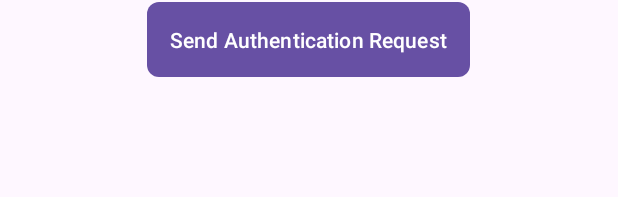
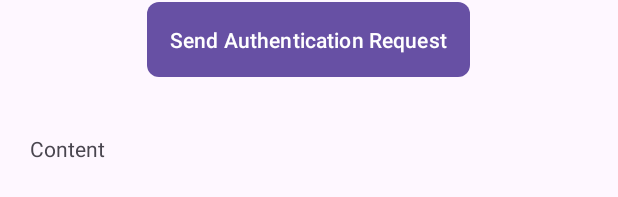
Before and after one commit to ZebraDevs/kotlin-identity-guardian-playground, an Android app: the layout user_authentication.xml on its own in the app's theme, with its tools: preview values and no code run, on a phone screen of 412 x 824 dp. Shown: the part 367-564 px from the top of the screen. Run offline under Robolectric (Android 15) with nearby library versions, the phone set to English and light mode, and no system bars.

Commit message:
A couple of fixes for authentication status API
* It doesn't work for events coming externally from our app, it only applies for requests launched by the same application, hence tweak a little bit the UI and logic

Signed-off-by: Calin Neamtu <nilac8991@gmail.com>

```diff
--- /dev/null
+++ b/app/src/main/res/anim/fade_in.xml
@@ -0,0 +1,6 @@
+<set xmlns:android="http://schemas.android.com/apk/res/android">
+    <alpha
+        android:duration="200"
+        android:fromAlpha="0.0"
+        android:toAlpha="1.0" />
+</set>
--- /dev/null
+++ b/app/src/main/res/anim/fade_out.xml
@@ -0,0 +1,6 @@
+<set xmlns:android="http://schemas.android.com/apk/res/android">
+    <alpha
+        android:duration="200"
+        android:fromAlpha="1.0"
+        android:toAlpha="0.0" />
+</set>
--- a/app/src/main/res/layout/user_authentication.xml
+++ b/app/src/main/res/layout/user_authentication.xml
@@ -23,8 +23,15 @@
         android:layout_width="match_parent"
         android:layout_height="match_parent"
         android:layout_marginTop="?actionBarSize"
+        android:orientation="vertical">
+
+        <LinearLayout
+            android:id="@+id/auth_request_container"
+            android:layout_width="match_parent"
+            android:layout_height="wrap_content"
             android:orientation="vertical"
-        android:padding="14dp">
+            android:padding="14dp"
+            tools:visibility="visible">
 
             <com.google.android.material.textfield.TextInputLayout
                 android:id="@+id/authentication_scheme_input_layout"
@@ -70,4 +77,20 @@
 
         </LinearLayout>
 
+        <ScrollView
+            android:id="@+id/user_session_container"
+            android:layout_width="match_parent"
+            android:layout_height="match_parent">
+
+            <TextView
+                android:id="@+id/user_session"
+                android:layout_width="match_parent"
+                android:layout_height="wrap_content"
+                android:padding="20dp"
+                tools:text="Content" />
+
+        </ScrollView>
+
+    </LinearLayout>
+
 </androidx.coordinatorlayout.widget.CoordinatorLayout>
```
Also changed, not shown: app/src/main/java/com/zebra/nilac/igplayground/BaseActivity.kt (added, +34 -0 lines), app/src/main/java/com/zebra/nilac/igplayground/LoadingDialogFragment.kt (added, +31 -0 lines), app/src/main/java/com/zebra/nilac/igplayground/UserAuthenticationActivity.kt (+58 -40 lines), app/src/main/res/drawable/ic_generic_close.xml (added, +10 -0 lines), app/src/main/res/layout/loading_popup_screen.xml (added, +17 -0 lines), app/src/main/res/values/themes.xml (+10 -0 lines). Lines whose indentation alone changed are shown as unchanged.
